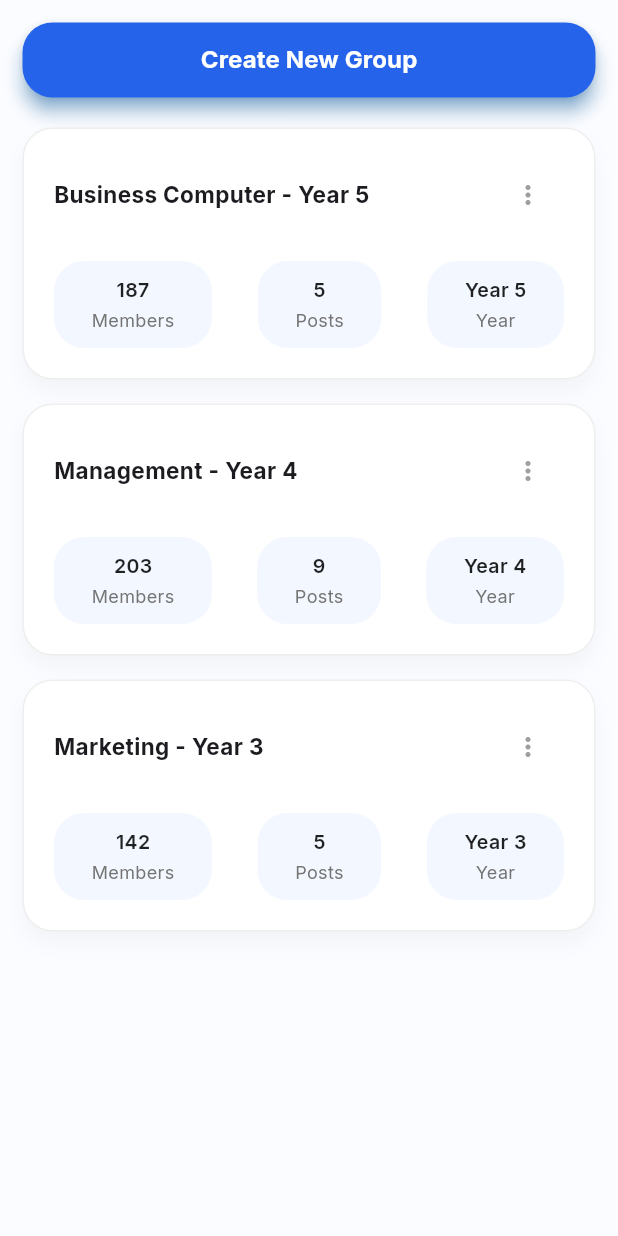
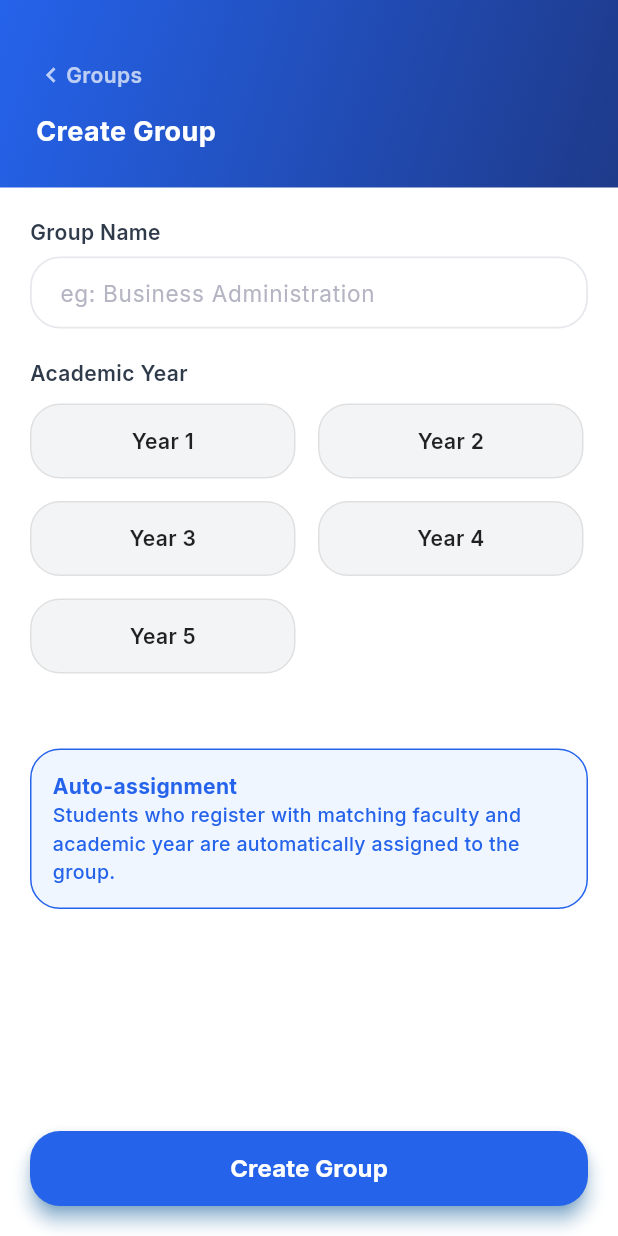
Before and after one commit to NourAlHoudaRifaieh/Uni_Connect, a Flutter app: the AdminGroupsScreen screen opened directly, after a tap on "Create New Group", on a phone screen of 412 x 824 dp. Run offline on Flutter 3.47's test engine with Material 3 defaults, Android fonts, the light colour scheme and no system bars; our stand-ins replace cloud_firestore, firebase_auth, firebase_core, go_router, google_fonts, lottie and 1 more; accounts and stored records are empty.

Commit message:
created group screen with screen for add a group

```diff
--- a/lib/core/mock/mock_data.dart
+++ b/lib/core/mock/mock_data.dart
@@ -286,18 +286,21 @@ class MockData {
       'groupName': 'Business Computer',
       'subjectId': 'sub_1',
       'membersCount': 187,
+      'academicYear': 'Year 2',
     },
     {
-      'subjectId': 'group_2',
+      'groupId': 'group_2',
       'groupName': 'Management',
       'subjectId': 'sub_2',
       'membersCount': 203,
+      'academicYear': 'Year 3',
     },
     {
-      'subjectId': 'group_3',
+      'groupId': 'group_3',
       'groupName': 'Marketing',
       'subjectId': 'sub_3',
       'membersCount': 142,
+      'academicYear': 'Year 4',
     },
   ];
  // in memory persistent list for groups
--- a/lib/core/models/group_model.dart
+++ b/lib/core/models/group_model.dart
@@ -5,7 +5,7 @@ class GroupModel{
   final String groupName;
   final String? userId;// foreign key
   final String? subjectId; //foreign key
-  // final String academicYear; --> need to use it from the user model
+  final String? academicYear; //-> need to use it from the user model
   final int membersCount;
   // final int postCount; --> need to use it from post moel
 
@@ -15,6 +15,7 @@ class GroupModel{
     required this.groupName,
     this.userId,
     this.subjectId,
+    this.academicYear,
     required this.membersCount,
   });
 
@@ -24,6 +25,7 @@ class GroupModel{
         groupId: json['groupId'] ?? '',
         userId: json['userId'] ?? '',
         subjectId: json['subjectId'] ?? '',
+        academicYear: json['academicYear'] ?? '',
         membersCount: json['membersCount'] ?? 0,
     );
   }
--- a/lib/features/auth/presentation/widgets/academic_info_step.dart
+++ b/lib/features/auth/presentation/widgets/academic_info_step.dart
@@ -24,8 +24,8 @@ const List<String> kAcademicYears = [
   'Year 1',
   'Year 2',
   'Year 3',
-  'Master 1',
-  'Master 2',
+  'Year 4',
+  'Year 5',
 ];
 
 
--- a/lib/features/feed/presentation/admin/admin_groups_screen.dart
+++ b/lib/features/feed/presentation/admin/admin_groups_screen.dart
@@ -2,8 +2,8 @@ import 'package:flutter/material.dart';
 import 'package:uni_connect/core/widgets/custom_elevated_button.dart';
 import '../../../../core/mock/mock_data.dart';
 import '../../../../core/models/subject_model.dart';
-import '../../../../core/models/user_model.dart';
 import '../widgets/group_card.dart';
+import 'create_goup_screen.dart';
 
 class AdminGroupsScreen extends StatefulWidget {
   AdminGroupsScreen({Key? key}) : super(key: key);
@@ -39,16 +39,26 @@ class _AdminGroupsScreenState extends State<AdminGroupsScreen> {
             children: [
               CustomElevatedButton(
                   text: 'Create New Group',
-                  onPressed: (){}
+                  onPressed: () async{
+                    //await the result from createGroupScree
+                    final result = await
+                    Navigator.push(
+                        context,
+                      MaterialPageRoute(builder: (context) => CreateGroupScreen()),
+                    );
+                    //rebuild screen if a group was created
+                    if(result == true && mounted){
+                      setState(() {
+
+                      });
+                    }
+                  }
               ),
               SizedBox(height:20),
               for (var group in MockData.groups) ...[
                 GroupCard(
                   group: group,
-                  // creator: MockData.users.cast<UserModel?>().firstWhere(
-                  //       (u) => u?.userId == group.userId,
-                  //   orElse: () => null,
-                  // ),
+                  academicYear: group.academicYear,
                   subject: MockData.subjects.cast<SubjectModel?>().firstWhere(
                         (s) => s?.subjectId == group.subjectId,
                     orElse: () => null,
@@ -58,7 +68,7 @@ class _AdminGroupsScreenState extends State<AdminGroupsScreen> {
                 ),
                 SizedBox(height: 16),
               ],
-              SizedBox(height: 20),
+              // SizedBox(height: 20),
             ],
           ),
         ),
--- /dev/null
+++ b/lib/features/feed/presentation/admin/create_goup_screen.dart
@@ -0,0 +1,230 @@
+import 'package:flutter/material.dart';
+import 'package:google_fonts/google_fonts.dart';
+import 'package:uni_connect/core/models/group_model.dart';
+import 'package:uni_connect/core/widgets/custom_form_field.dart';
+
+import '../../../../core/mock/mock_data.dart';
+import '../../../../core/widgets/custom_elevated_button.dart';
+
+const List<String> kAcademicYears = [
+  'Year 1',
+  'Year 2',
+  'Year 3',
+  'Year 4',
+  'Year 5',
+];
+
+
+class CreateGroupScreen extends StatefulWidget {
+  CreateGroupScreen({Key? key}) : super(key: key);
+
+  @override
+  _CreateGroupScreenState createState() {
+    return _CreateGroupScreenState();
+  }
+}
+
+class _CreateGroupScreenState extends State<CreateGroupScreen> {
+
+  final _formKey = GlobalKey<FormState>();
+  TextEditingController _groupNameController = TextEditingController();
+
+  String? selectedYear;
+  bool isLoading = false;
+
+  @override
+  void initState() {
+    super.initState();
+  }
+
+  @override
+  void dispose() {
+    _groupNameController.dispose();
+    super.dispose();
+  }
+
+  void _onCreateGroup(){
+    if(_formKey.currentState !=null && _formKey.currentState!.validate()){
+      if(selectedYear == null){
+        ScaffoldMessenger.of(context).showSnackBar(
+          SnackBar(content: Text('Please select an academic year')),
+        );
+        return;
+      }
+      final newGroup = GroupModel(
+          groupName: _groupNameController.text.trim(),
+          membersCount: 0,
+          academicYear: selectedYear,
+      );
+
+      MockData.addGroup(newGroup);
+      Navigator.pop(context,true);
+    }
+  }
+
+
+  @override
+  Widget build(BuildContext context) {
+    // TODO: implement build
+    return Scaffold(
+      backgroundColor: Colors.white,
+      body: SafeArea(
+        child: Column(
+          children: [
+            Container(
+              width: double.infinity,
+              padding: const EdgeInsets.fromLTRB(24,40,24,24),
+              decoration: const BoxDecoration(
+                gradient: LinearGradient(
+                  colors: [Color(0xFF2563EB), Color(0xFF1E3A8A)],
+                  begin: Alignment.topLeft,
+                  end: Alignment.bottomRight,
+                ),
+              ),
+              child: Column(
+                crossAxisAlignment: CrossAxisAlignment.start,
+                children: [
+                  GestureDetector(
+                    onTap: (){
+                      Navigator.pop(context);
+                    },
+                    child: Row(
+                      children: [
+                        Icon(Icons.chevron_left, color: Colors.white.withOpacity(0.7), size:20),
+                        Text('Groups', style: GoogleFonts.inter(color: Colors.white.withOpacity(0.7), fontWeight: FontWeight.w600)),
+                      ],
+                    ),
+                  ),
+                  SizedBox(height:15),
+                  Text(
+                      'Create Group',
+                      style: GoogleFonts.inter(fontSize: 18, fontWeight:  FontWeight.bold, color: Colors.white)
+                  ),
+                ],
+              ),
+            ),
+            Expanded(
+              child: Form(
+                key: _formKey,
+                child:SingleChildScrollView(
+                  padding: EdgeInsets.symmetric(horizontal: 20, vertical: 20),
+                  child: Column(
+                    crossAxisAlignment: CrossAxisAlignment.stretch,
+                    children: [
+                      Text(
+                        'Group Name',
+                        style: GoogleFonts.inter(
+                          fontSize:14,
+                          fontWeight: FontWeight.w600,
+                          color: Color(0xFF2F3A4A),
+                        ),
+                      ),
+                      CustomFormField(
+                        hint: 'eg: Business Administration',
+                        controller: _groupNameController,
+                        validator: (value) => (value == null || value.trim().isEmpty) ? 'Please enter a group name' : null,
+                      ),
+                      SizedBox(height:20),
+                      Text(
+                        'Academic Year',
+                        style: GoogleFonts.inter(
+                          fontSize:14,
+                          fontWeight: FontWeight.w600,
+                          color: Color(0xFF2F3A4A),
+                        ),
+                      ),
+                      SizedBox(height:10),
+                      Wrap(
+                        spacing: 15,
+                        runSpacing: 15,
+                        children: kAcademicYears.map((year) {
+                          final bool selected = selectedYear == year;
+                          return GestureDetector(
+                            onTap: (){
+                              setState(() {
+                                selectedYear = year;
+                              });
+                            },
+                            child: Container(
+                              width: (MediaQuery.of(context).size.width - 24 * 2 - 10) / 2,
+                              padding: const EdgeInsets.symmetric(vertical: 14),
+                              alignment: Alignment.center,
+                              decoration: BoxDecoration(
+                                color: selected ?  Color(0xFF2563EB) : Color(0xFFF3F4F6),
+                                border: Border.all(
+                                  color: selected
+                                      ?  Color(0xFFE2E8F0)
+                                      : Colors.grey.shade300,
+                                  width: 1,
+                                ),
+                                borderRadius: BorderRadius.circular(20),
+                              ),
+                              child: Text(
+                                year,
+                                style: TextStyle(
+                                  color: selected ? Colors.white : Colors.black87,
+                                  fontWeight: FontWeight.w600,
+                                ),
+                              ),
+                            ),
+                          );
+                        }).toList(),
+                      ),
+                      SizedBox(height:50),
+                      Container(
+                        width: double.infinity,
+                        padding: const EdgeInsets.all(14),
+                        decoration: BoxDecoration(
+                          color:  Color(0xFFEFF6FF),
+                          borderRadius: BorderRadius.circular(20),
+                          border: Border.all(
+                            color: Color(0xFF2563EB),
+                            width:1,
+                          ),
+                        ),
+                        child: Column(
+                          crossAxisAlignment: CrossAxisAlignment.start,
+                          children: [
+                            Text(
+                              'Auto-assignment',
+                              style: GoogleFonts.inter(
+                                color: Color(0xFF2563EB),
+                                fontWeight: FontWeight.bold,
+                                fontSize: 14,
+                              ),
+                            ),
+                            Text(
+                              'Students who register with matching faculty and academic year are automatically assigned to the group.',
+                              style: GoogleFonts.inter(
+                                color: Color(0xFF2563EB),
+                                fontSize: 13,
+                                fontWeight: FontWeight.w500,
+                              ),
+                            ),
+                          ],
+                        ),
+                      ),
+                    ],
+                  ),
+                ),
+              ),
+            ),
+            Padding(
+                padding: EdgeInsets.all(20),
+              child: Column(
+                crossAxisAlignment: CrossAxisAlignment.stretch,
+                children: [
+                  SizedBox(height:20),
+                  CustomElevatedButton(
+                    text: 'Create Group',
+                    onPressed: _onCreateGroup,
+                  ),
+                ],
+              ),
+            ),
+          ],
+        ),
+      ),
+    );
+  }
+}
--- a/lib/features/feed/presentation/widgets/group_card.dart
+++ b/lib/features/feed/presentation/widgets/group_card.dart
@@ -4,37 +4,30 @@ import 'package:uni_connect/core/models/subject_model.dart';
 import '../../../../core/models/group_model.dart';
 import '../../../../core/models/user_model.dart';
 
-
 class GroupCard extends StatelessWidget {
 
   final GroupModel group;
-  // final UserModel? creator;
   final SubjectModel? subject;
-  // final VoidCallback? onMorePressed;
+  final UserModel? user;
+  final String? academicYear;
   final VoidCallback? onEditPressed;
   final VoidCallback? onDeletePressed;
-
 
   const GroupCard({
     super.key,
     required this.group,
-    // this.creator,
     this.subject,
-    // this.onMorePressed,
+    this.user,
+    this.academicYear,
     this.onEditPressed,
     this.onDeletePressed,
   });
 
-//   @override
-//   State<GroupCard> createState() => _GroupCardState();
-// }
-//
-// class _GroupCardState extends State<GroupCard> {
-//  bool _showActions = false;
-
   @override
   Widget build(BuildContext context) {
     // TODO: implement build
+    //resolve academic year from direct string , user model or
+    final displayYear = academicYear ?? user?.academicYear ?? 'N/A';
     return Container(
       padding: EdgeInsets.all(20),
       decoration: BoxDecoration(
@@ -56,20 +49,25 @@ class GroupCard extends StatelessWidget {
             mainAxisAlignment: MainAxisAlignment.spaceBetween,
             children: [
               Text(
-                '${group.groupName} - ${subject?.academicYear ?? "N/A"}',
+                // '${group.groupName} - ${subject?.academicYear ?? "N/A"}',
+                '${group.groupName} - $displayYear',
                 style: GoogleFonts.inter(
                   fontWeight: FontWeight.bold,
                   fontSize: 15,
                 ),
               ),
               PopupMenuButton<String>(
-                icon: const Icon(Icons.more_vert, size: 20, color: Colors.grey),
+                style: IconButton.styleFrom(
+                  tapTargetSize: MaterialTapTargetSize.shrinkWrap,
+                  padding: EdgeInsets.zero,
+                  minimumSize: Size.zero,
+                ),
                 color: Colors.white,
-                elevation: 6,
+                elevation: 5,
                 shape: RoundedRectangleBorder(
                   borderRadius: BorderRadius.circular(15),
                 ),
-                offset: const Offset(0, 30),
+                offset: const Offset(-5, 30),
                 onSelected: (value) {
                   if (value == 'edit' && onEditPressed != null) {
                     onEditPressed!();
@@ -82,13 +80,13 @@ class GroupCard extends StatelessWidget {
                     value: 'edit',
                     child: Row(
                       children: [
-                        const Icon(Icons.edit_outlined, color: Color(0xFF2563EB), size: 18),
+                        const Icon(Icons.edit_outlined, color: Color(0xFF2563EB), size: 15),
                         const SizedBox(width: 8),
                         Text(
                           'Edit',
                           style: GoogleFonts.inter(
                             color: const Color(0xFF2563EB),
-                            fontSize: 14,
+                            fontSize: 15,
                             fontWeight: FontWeight.w600,
                           ),
                         ),
@@ -99,13 +97,13 @@ class GroupCard extends StatelessWidget {
                     value: 'delete',
                     child: Row(
                       children: [
-                        const Icon(Icons.delete_outline, color: Colors.redAccent, size: 18),
+                        const Icon(Icons.delete_outline, color: Colors.redAccent, size: 15),
                         const SizedBox(width: 8),
                         Text(
                           'Delete',
                           style: GoogleFonts.inter(
                             color: Colors.redAccent,
-                            fontSize: 14,
+                            fontSize: 15,
                             fontWeight: FontWeight.w600,
                           ),
                         ),
@@ -113,10 +111,11 @@ class GroupCard extends StatelessWidget {
                     ),
                   ),
                 ],
+                child: const Icon(Icons.more_vert, size: 20, color: Colors.grey),
               ),
             ],
           ),
-          SizedBox(height:20),
+          SizedBox(height:15),
           Row(
             crossAxisAlignment: CrossAxisAlignment.start,
             mainAxisAlignment: MainAxisAlignment.spaceBetween,
@@ -193,7 +192,8 @@ class GroupCard extends StatelessWidget {
                   children: [
                     Text(
                       // 'Y1',
-                      subject?.academicYear ?? 'N/A',
+                      // subject?.academicYear ?? 'N/A',
+                      displayYear,
                       style: GoogleFonts.inter(
                         color: Colors.black87,
                         fontWeight: FontWeight.w600,
@@ -213,6 +213,7 @@ class GroupCard extends StatelessWidget {
               ),
             ],
           ),
+          SizedBox(height: 5),
         ],
       ),
     );
```
